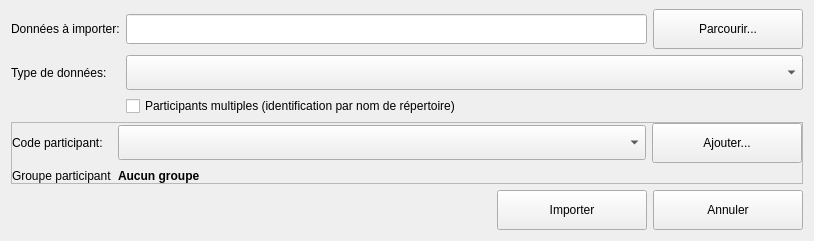
Qt form python/resources/ui/ImportManager.ui (introlab/OpenIMU) before a commit.
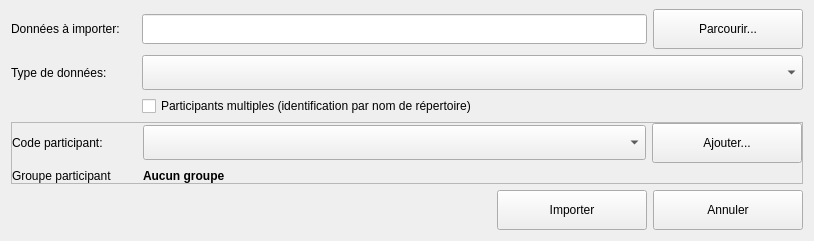
The same form after that commit. Icons and pictures are not drawn.

Patch:
```diff
--- a/python/resources/ui/ImportManager.ui
+++ b/python/resources/ui/ImportManager.ui
@@ -104,6 +104,12 @@
          <verstretch>0</verstretch>
         </sizepolicy>
        </property>
+       <property name="minimumSize">
+        <size>
+         <width>125</width>
+         <height>0</height>
+        </size>
+       </property>
        <property name="text">
         <string>Type de données:</string>
        </property>
@@ -198,6 +204,12 @@
           <verstretch>0</verstretch>
          </sizepolicy>
         </property>
+        <property name="minimumSize">
+         <size>
+          <width>125</width>
+          <height>0</height>
+         </size>
+        </property>
         <property name="text">
          <string>Code participant:</string>
         </property>
```
